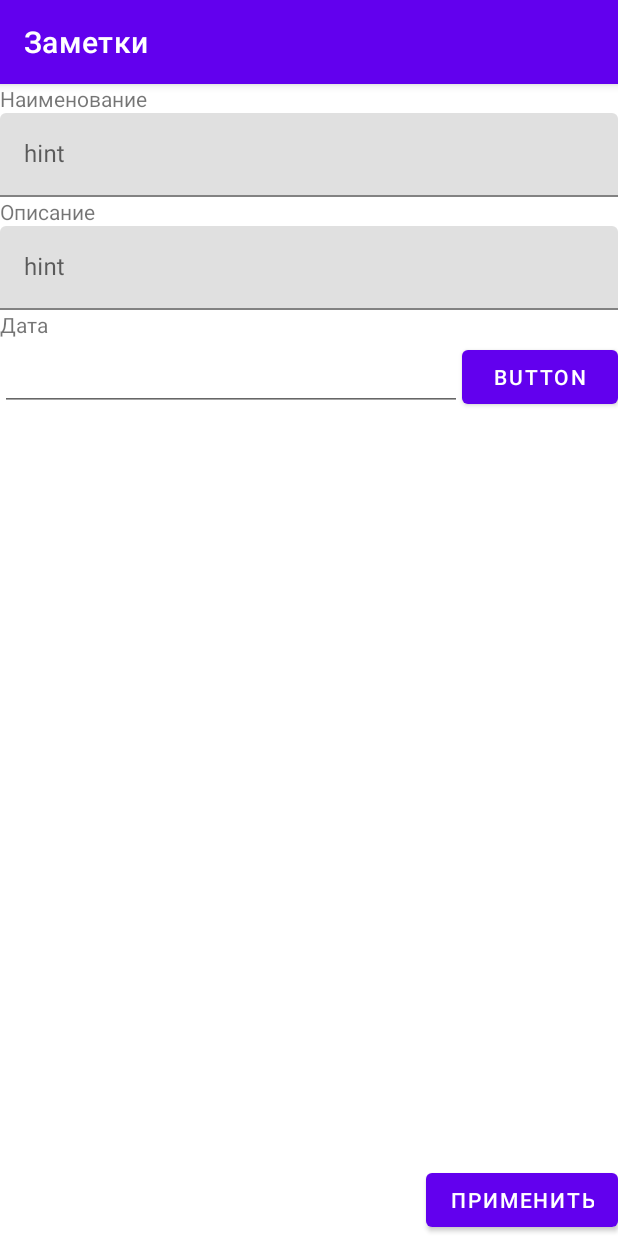
After one commit to lbuckl/NoteBook, an Android app: the fragment EnterNoteFragment placed in its activity, on a phone screen of 412 x 824 dp. The commit adds this screen. Run offline under Robolectric (Android 15) with nearby library versions, the phone set to English and light mode, and no system bars.

Commit message:
Работает открытие фрагмента "Добавление заметки" и бэкстек для закрытия

```diff
--- /dev/null
+++ b/app/src/main/java/com/vados/notebook/EnterNoteFragment.java
@@ -0,0 +1,70 @@
+package com.vados.notebook;
+
+import android.os.Bundle;
+
+import androidx.annotation.NonNull;
+import androidx.annotation.Nullable;
+import androidx.fragment.app.Fragment;
+import androidx.fragment.app.FragmentManager;
+import androidx.fragment.app.FragmentTransaction;
+
+import android.view.LayoutInflater;
+import android.view.View;
+import android.view.ViewGroup;
+import android.widget.Button;
+
+public class EnterNoteFragment extends Fragment {
+
+    // TODO: Rename parameter arguments, choose names that match
+    // the fragment initialization parameters, e.g. ARG_ITEM_NUMBER
+    /*private static final String ARG_PARAM1 = "param1";
+    private static final String ARG_PARAM2 = "param2";*/
+
+    // TODO: Rename and change types of parameters
+    private String mParam1;
+    private String mParam2;
+
+    /*public EnterNoteFragment() {
+        // Required empty public constructor
+    }*/
+
+    // TODO: Rename and change types and number of parameters
+    /*public static EnterNoteFragment newInstance(String param1, String param2) {
+        EnterNoteFragment fragment = new EnterNoteFragment();
+        Bundle args = new Bundle();
+        args.putString(ARG_PARAM1, param1);
+        args.putString(ARG_PARAM2, param2);
+        fragment.setArguments(args);
+        return fragment;
+    }*/
+
+    @Override
+    public void onCreate(Bundle savedInstanceState) {
+        super.onCreate(savedInstanceState);
+
+        /*if (getArguments() != null) {
+            mParam1 = getArguments().getString(ARG_PARAM1);
+            mParam2 = getArguments().getString(ARG_PARAM2);
+        }*/
+    }
+
+    @Override
+    public View onCreateView(LayoutInflater inflater, ViewGroup container,
+                             Bundle savedInstanceState) {
+        View view = inflater.inflate(R.layout.fragment_enter_note, container, false);
+
+        return view;
+    }
+
+    @Override
+    public void onViewCreated(@NonNull View view, @Nullable Bundle savedInstanceState) {
+        super.onViewCreated(view, savedInstanceState);
+        FragmentManager fragmentManager = requireActivity().getSupportFragmentManager();
+        FragmentTransaction fragmentTransaction = fragmentManager.beginTransaction();
+
+        Button button_apply = view.findViewById(R.id.button_apply);
+        button_apply.setOnClickListener(v -> {
+            fragmentTransaction.remove(new EnterNoteFragment()).commit();
+        });
+    }
+}
--- a/app/src/main/java/com/vados/notebook/ItemFragmentNotes.java
+++ b/app/src/main/java/com/vados/notebook/ItemFragmentNotes.java
@@ -26,21 +26,10 @@ public class ItemFragmentNotes extends Fragment {
     private int mColumnCount = 1;
 
     /**
-     * Mandatory empty constructor for the fragment manager to instantiate the
-     * fragment (e.g. upon screen orientation changes).
+     * Обязательный элемент, не удалять!!!
      */
     public ItemFragmentNotes() {
     }
-
-    // TODO: Customize parameter initialization
-    /*@SuppressWarnings("unused")
-    public static ItemFragmentNotes newInstance(int columnCount) {
-        ItemFragmentNotes fragment = new ItemFragmentNotes();
-        Bundle args = new Bundle();
-        args.putInt(ARG_COLUMN_COUNT, columnCount);
-        fragment.setArguments(args);
-        return fragment;
-    }*/
 
     @Override
     public void onCreate(Bundle savedInstanceState) {
@@ -85,11 +74,8 @@ public class ItemFragmentNotes extends Fragment {
             }catch (IndexOutOfBoundsException e){
                 e.printStackTrace();
             }
-
-            //placeholderContent.setCount(MainActivity.notes.getNotesSize()); // передаём количество элементов
             recyclerView.setAdapter(new MyItemRecyclerViewAdapter(placeholderContent.getItems())); //передаём
         }
-
         return view;
     }
 
--- a/app/src/main/java/com/vados/notebook/MainActivity.java
+++ b/app/src/main/java/com/vados/notebook/MainActivity.java
@@ -1,6 +1,9 @@
 package com.vados.notebook;
 
 import androidx.appcompat.app.AppCompatActivity;
+import androidx.fragment.app.FragmentActivity;
+import androidx.fragment.app.FragmentManager;
+import androidx.fragment.app.FragmentTransaction;
 
 import android.os.Bundle;
 import android.widget.Button;
@@ -21,6 +24,9 @@ public class MainActivity extends AppCompatActivity {
     }
 
     private void Initialization(){
+        notes.addNewNote("one");
+        notes.addNewNote("two");
+        notes.addNewNote("three");
         button_add = findViewById(R.id.button_add);
         button_settings = findViewById(R.id.button_settings);
         getSupportFragmentManager()
@@ -30,9 +36,14 @@ public class MainActivity extends AppCompatActivity {
     }
 
     public void ClickListener(){
+
         button_add.setOnClickListener(v -> {
             //открываем фрагмент с добавлением/изменением заметки
-
+            getSupportFragmentManager()
+                    .beginTransaction()
+                    .replace(R.id.fragment_container_note,new EnterNoteFragment())
+                    .addToBackStack("")
+                    .commit();
         });
 
         button_settings.setOnClickListener(v -> {
@@ -41,6 +52,9 @@ public class MainActivity extends AppCompatActivity {
                     notes.getNameForId(1), Toast.LENGTH_SHORT);
             toast.show();
         });
+
+
     }
 
+
 }
--- a/app/src/main/java/com/vados/notebook/placeholder/PlaceholderContent.java
+++ b/app/src/main/java/com/vados/notebook/placeholder/PlaceholderContent.java
@@ -23,19 +23,6 @@ public class PlaceholderContent {
      */
     public static final Map<String, PlaceholderItem> ITEM_MAP = new HashMap<>();
 
-    private static int COUNT = 1;
-
-    public void setCount(int count){
-        COUNT = count;
-    }
-
-    /*{
-        // Add some sample items.
-        for (int i = 1; i <= COUNT; i++) {
-            addItem(createPlaceholderItem(i));
-        }
-    }*/
-
     public void addItem(PlaceholderItem item) {
         ITEMS.add(item);
         ITEM_MAP.put(item.id, item);
@@ -48,10 +35,6 @@ public class PlaceholderContent {
     public void addItem(int position, String noteName, String note) {
         ITEMS.add(new PlaceholderItem(String.valueOf(position), noteName, note));
         ITEM_MAP.put(new PlaceholderItem(String.valueOf(position), noteName, note).id, new PlaceholderItem(String.valueOf(position), noteName, note));
-    }
-
-    public PlaceholderItem createPlaceholderItem(int position, String noteName, String note) {
-        return new PlaceholderItem(String.valueOf(position), noteName, note);
     }
 
     private static String makeDetails(int position) {
--- /dev/null
+++ b/app/src/main/res/layout/fragment_enter_note.xml
@@ -0,0 +1,102 @@
+<?xml version="1.0" encoding="utf-8"?>
+<androidx.constraintlayout.widget.ConstraintLayout xmlns:android="http://schemas.android.com/apk/res/android"
+    xmlns:app="http://schemas.android.com/apk/res-auto"
+    xmlns:tools="http://schemas.android.com/tools"
+    android:id="@+id/dateInput_noteCreate"
+    android:layout_width="match_parent"
+    android:layout_height="match_parent"
+    android:background="@color/white"
+    android:clickable="true"
+    android:focusable="true"
+    tools:context=".EnterNoteFragment">
+
+
+    <LinearLayout
+        android:id="@+id/linearLayout2"
+        android:layout_width="match_parent"
+        android:layout_height="wrap_content"
+        android:orientation="vertical"
+        app:layout_constraintEnd_toEndOf="parent"
+        app:layout_constraintStart_toStartOf="parent"
+        app:layout_constraintTop_toTopOf="parent">
+
+        <TextView
+            android:id="@+id/textView"
+            android:layout_width="match_parent"
+            android:layout_height="wrap_content"
+            android:text="@string/noteName" />
+
+        <com.google.android.material.textfield.TextInputLayout
+            android:layout_width="match_parent"
+            android:layout_height="match_parent">
+
+            <com.google.android.material.textfield.TextInputEditText
+                android:id="@+id/textInput_noteName"
+                android:layout_width="match_parent"
+                android:layout_height="wrap_content"
+                android:hint="hint" />
+        </com.google.android.material.textfield.TextInputLayout>
+
+        <TextView
+            android:id="@+id/textView4"
+            android:layout_width="match_parent"
+            android:layout_height="wrap_content"
+            android:text="@string/description" />
+
+        <com.google.android.material.textfield.TextInputLayout
+            android:layout_width="match_parent"
+            android:layout_height="match_parent">
+
+            <com.google.android.material.textfield.TextInputEditText
+                android:id="@+id/textInput_note"
+                android:layout_width="match_parent"
+                android:layout_height="wrap_content"
+                android:hint="hint" />
+        </com.google.android.material.textfield.TextInputLayout>
+
+    </LinearLayout>
+
+    <TextView
+        android:id="@+id/textView6"
+        android:layout_width="match_parent"
+        android:layout_height="wrap_content"
+        android:text="@string/date"
+        app:layout_constraintEnd_toEndOf="parent"
+        app:layout_constraintStart_toStartOf="parent"
+        app:layout_constraintTop_toBottomOf="@+id/linearLayout2" />
+
+    <LinearLayout
+        android:layout_width="match_parent"
+        android:layout_height="wrap_content"
+        android:orientation="horizontal"
+        app:layout_constraintEnd_toEndOf="parent"
+        app:layout_constraintStart_toStartOf="parent"
+        app:layout_constraintTop_toBottomOf="@+id/textView6">
+
+        <EditText
+            android:id="@+id/editTextDate3"
+            android:layout_width="wrap_content"
+            android:layout_height="wrap_content"
+            android:layout_weight="10"
+            android:ems="10"
+            android:inputType="date"
+            android:minHeight="48dp"
+            tools:ignore="SpeakableTextPresentCheck" />
+
+        <Button
+            android:id="@+id/button2"
+            android:layout_width="wrap_content"
+            android:layout_height="wrap_content"
+            android:layout_weight="1"
+            android:text="Button" />
+    </LinearLayout>
+
+    <Button
+        android:id="@+id/button_apply"
+        android:layout_width="wrap_content"
+        android:layout_height="wrap_content"
+        android:text="@string/apply"
+        app:layout_constraintBottom_toBottomOf="parent"
+        app:layout_constraintEnd_toEndOf="parent" />
+
+</androidx.constraintlayout.widget.ConstraintLayout>
--- a/app/src/main/res/values/strings.xml
+++ b/app/src/main/res/values/strings.xml
@@ -1,5 +1,9 @@
 <resources>
-    <string name="app_name">NoteBook</string>
-    <string name="add">ADD</string>
-    <string name="settings">Settings</string>
+    <string name="app_name">Заметки</string>
+    <string name="add">Добавить</string>
+    <string name="settings">Настройки</string>
+    <string name="noteName">Наименование</string>
+    <string name="description">Описание</string>
+    <string name="date">Дата</string>
+    <string name="apply">Применить</string>
 </resources>
```
